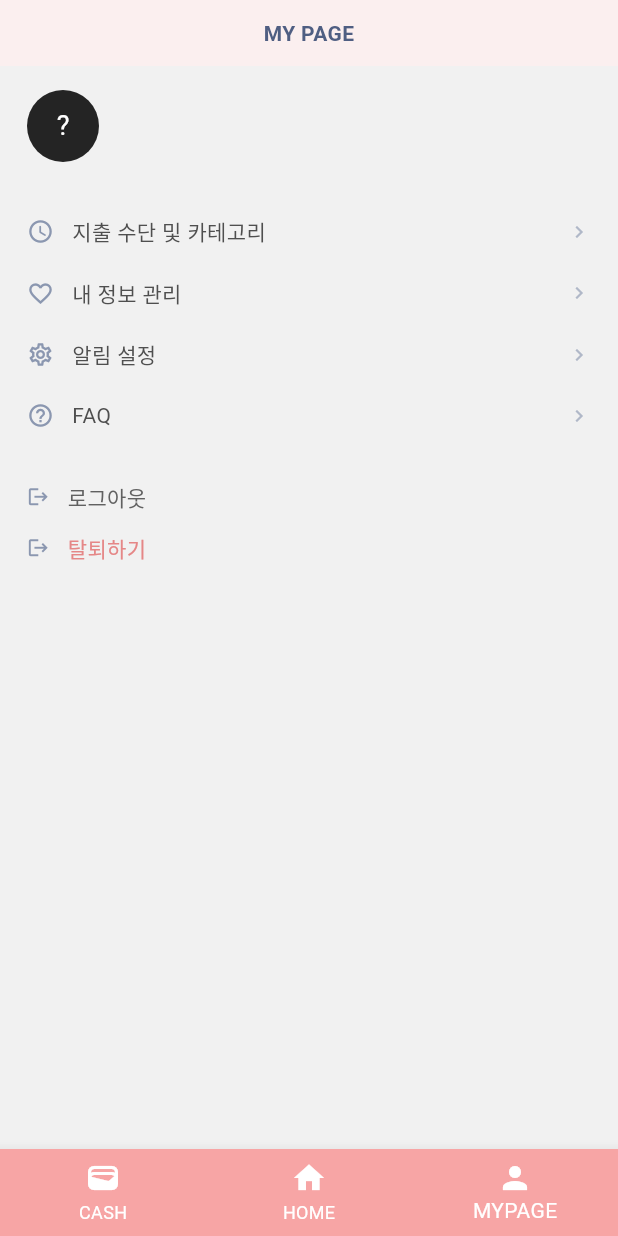
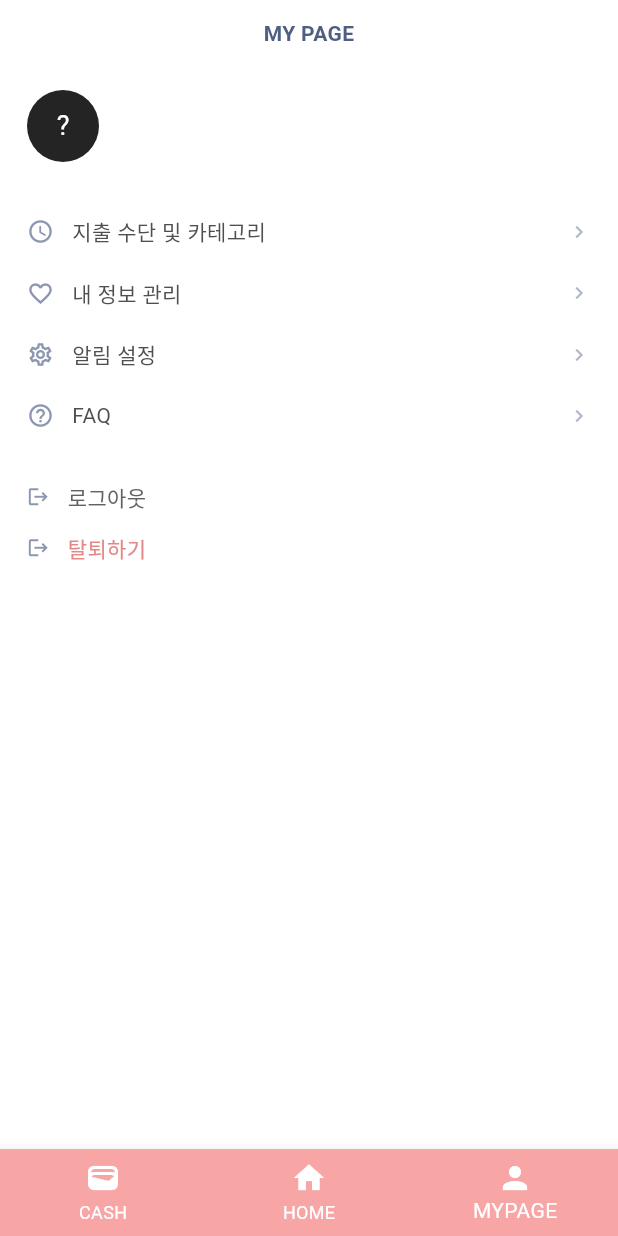
Before and after one commit to segye-world/front, a Flutter app: the MyPageScreen screen opened by its route, on a phone screen of 412 x 824 dp. Run offline on Flutter 3.47's test engine with Material 3 defaults, Android fonts, the phone set to English and light mode, and no system bars; our stand-ins replace dio, shared_preferences; accounts and stored records are empty; network calls fail.

Commit message:
배경색 변경

```diff
--- a/lib/screen/day/my_expense_category_screen.dart
+++ b/lib/screen/day/my_expense_category_screen.dart
@@ -155,6 +155,7 @@ class _MyExpenseCategoryScreenState extends State<MyExpenseCategoryScreen> {
 
     return BaseScaffold(
       title: '지출 수단 및 카테고리',
+      backgroundColor: Colors.white,
       body: Column(
         children: [
           Expanded(
--- a/lib/screen/day/my_faq_screen.dart
+++ b/lib/screen/day/my_faq_screen.dart
@@ -41,6 +41,7 @@ class MyFaqScreen extends StatelessWidget {
   Widget build(BuildContext context) {
     return BaseScaffold(
       title: 'FAQ',
+      backgroundColor: Colors.white,
       body: Column(
         children: [
           Expanded(
--- a/lib/screen/day/my_notification_setting_screen.dart
+++ b/lib/screen/day/my_notification_setting_screen.dart
@@ -21,6 +21,7 @@ class _MyNotificationSettingScreenState
   Widget build(BuildContext context) {
     return BaseScaffold(
       title: '알림 설정',
+      backgroundColor: Colors.white,
       body: Column(
         children: [
           Expanded(
--- a/lib/screen/day/my_profile_manage_screen.dart
+++ b/lib/screen/day/my_profile_manage_screen.dart
@@ -90,6 +90,7 @@ class _MyProfileManageScreenState extends State<MyProfileManageScreen> {
   Widget build(BuildContext context) {
     return BaseScaffold(
       title: '내 정보 관리',
+      backgroundColor: Colors.white,
       body: Column(
         children: [
           Expanded(
--- a/lib/screen/my/mypage_screen.dart
+++ b/lib/screen/my/mypage_screen.dart
@@ -78,13 +78,13 @@ class _MyPageScreenState extends State<MyPageScreen> {
     final displayEmail = _email.isEmpty ? '' : _email;
 
     return Scaffold(
-      backgroundColor: const Color(0xFFF1F1F1),
+      backgroundColor: Colors.white,
       body: SafeArea(
         child: Column(
           children: [
             Container(
               height: 44,
-              color: const Color(0xFFFBEFEF),
+              color: Colors.white,
               child: const Center(
                 child: Text(
                   'MY PAGE',
```
